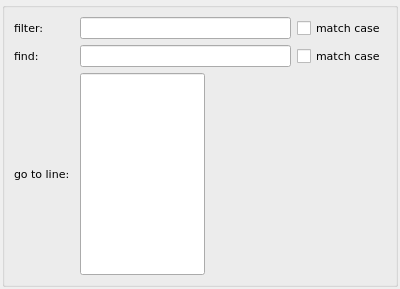
This is mytab.ui in krzysiek6d/sherlog as Qt 5 draws it before an edit. The edited form follows.
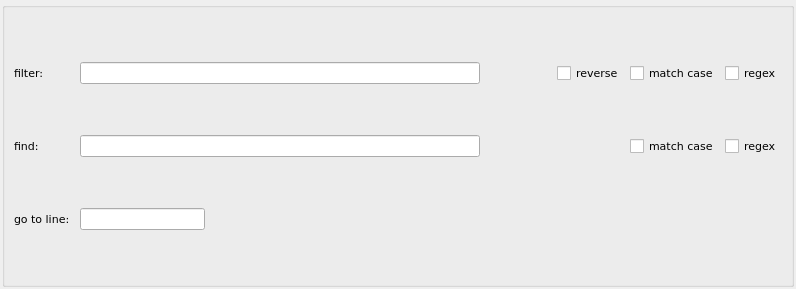
This is the edited form.

Commit message: find regex support

The edit to the form file:
```diff
--- a/mytab.ui
+++ b/mytab.ui
@@ -6,7 +6,7 @@
    <rect>
     <x>0</x>
     <y>0</y>
-    <width>400</width>
+    <width>796</width>
     <height>289</height>
    </rect>
   </property>
@@ -66,7 +66,40 @@
          </widget>
         </item>
         <item>
-         <widget class="QLineEdit" name="grepInput"/>
+         <widget class="QLineEdit" name="grepInput">
+          <property name="sizePolicy">
+           <sizepolicy hsizetype="Fixed" vsizetype="Fixed">
+            <horstretch>0</horstretch>
+            <verstretch>0</verstretch>
+           </sizepolicy>
+          </property>
+          <property name="minimumSize">
+           <size>
+            <width>400</width>
+            <height>0</height>
+           </size>
+          </property>
+         </widget>
+        </item>
+        <item>
+         <spacer name="horizontalSpacer_3">
+          <property name="orientation">
+           <enum>Qt::Horizontal</enum>
+          </property>
+          <property name="sizeHint" stdset="0">
+           <size>
+            <width>40</width>
+            <height>20</height>
+           </size>
+          </property>
+         </spacer>
+        </item>
+        <item>
+         <widget class="QCheckBox" name="grepReverse">
+          <property name="text">
+           <string>reverse</string>
+          </property>
+         </widget>
         </item>
         <item>
          <widget class="QCheckBox" name="grepMatchCase">
@@ -75,6 +108,13 @@
           </property>
          </widget>
         </item>
+        <item>
+         <widget class="QCheckBox" name="grepRegex">
+          <property name="text">
+           <string>regex</string>
+          </property>
+         </widget>
+        </item>
        </layout>
       </item>
       <item>
@@ -99,7 +139,33 @@
          </widget>
         </item>
         <item>
-         <widget class="QLineEdit" name="findInput"/>
+         <widget class="QLineEdit" name="findInput">
+          <property name="sizePolicy">
+           <sizepolicy hsizetype="Fixed" vsizetype="Fixed">
+            <horstretch>0</horstretch>
+            <verstretch>0</verstretch>
+           </sizepolicy>
+          </property>
+          <property name="minimumSize">
+           <size>
+            <width>400</width>
+            <height>0</height>
+           </size>
+          </property>
+         </widget>
+        </item>
+        <item>
+         <spacer name="horizontalSpacer_2">
+          <property name="orientation">
+           <enum>Qt::Horizontal</enum>
+          </property>
+          <property name="sizeHint" stdset="0">
+           <size>
+            <width>40</width>
+            <height>20</height>
+           </size>
+          </property>
+         </spacer>
         </item>
         <item>
          <widget class="QCheckBox" name="findMatchCase">
@@ -108,6 +174,13 @@
           </property>
          </widget>
         </item>
+        <item>
+         <widget class="QCheckBox" name="findRegex">
+          <property name="text">
+           <string>regex</string>
+          </property>
+         </widget>
+        </item>
        </layout>
       </item>
       <item>
@@ -134,7 +207,7 @@
         <item>
          <widget class="QLineEdit" name="gotoLineInput">
           <property name="sizePolicy">
-           <sizepolicy hsizetype="Fixed" vsizetype="Preferred">
+           <sizepolicy hsizetype="Fixed" vsizetype="Fixed">
             <horstretch>0</horstretch>
             <verstretch>0</verstretch>
            </sizepolicy>
```
The commit also changes 1 other file.
